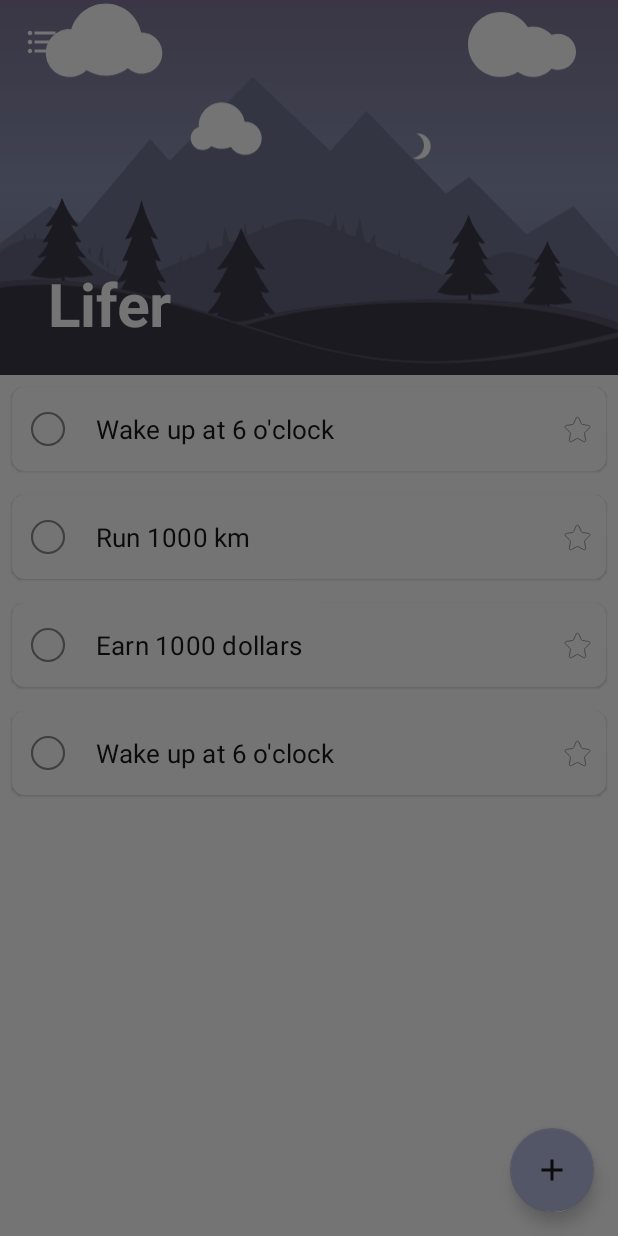
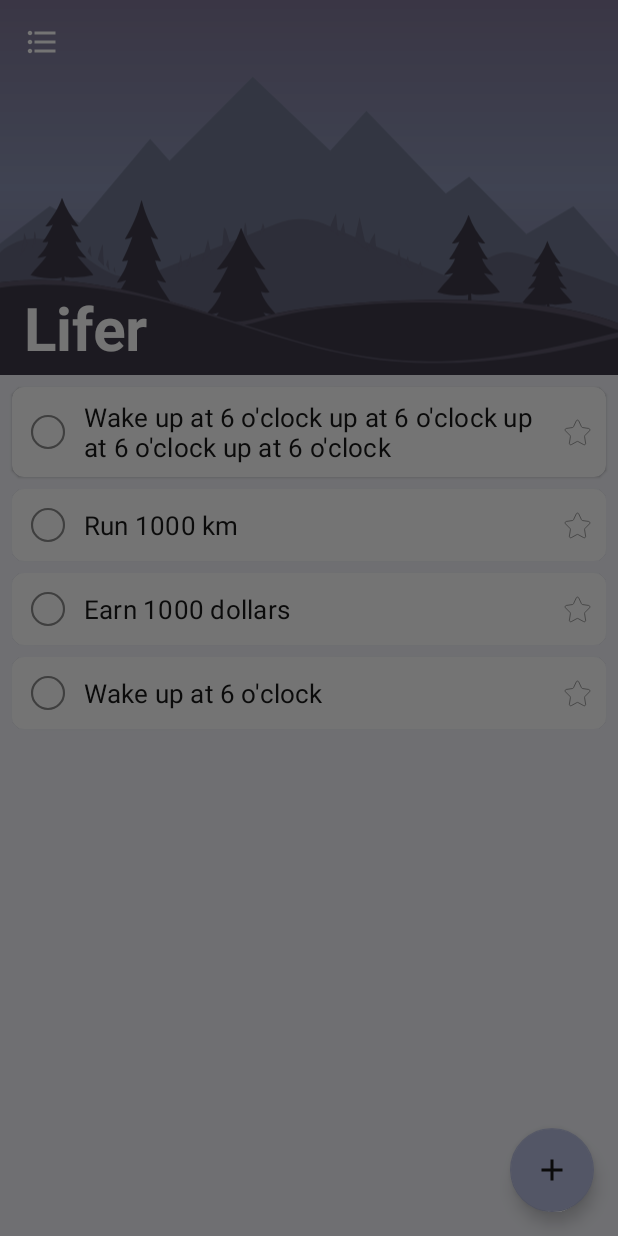
Before and after one commit to Halulkin/Lifer, an Android app: the screen it shows after launch (MainActivity), on a phone screen of 412 x 824 dp. Run offline under Robolectric (Android 15) with nearby library versions, the phone set to English and light mode, and no system bars; our stand-ins replace ButterKnife, Picasso; libraries missing offline, so code that uses them is left out: com.nineoldandroids.animation; 1 statement that could not run was skipped.

Commit message:
Changed themming

```diff
--- a/app/src/main/java/com/halulkin/lifer/MainActivity.java
+++ b/app/src/main/java/com/halulkin/lifer/MainActivity.java
@@ -52,7 +52,7 @@ public class MainActivity extends AppCompatActivity implements AppBarLayout.OnOf
         collapsingToolbarImage = findViewById(R.id.expandedImage);
         collapsingToolbarImage2 = findViewById(R.id.expandedImage2);
         collapsingToolbarImage3 = findViewById(R.id.expandedImage3);
-        collapsingToolbarImage4 = findViewById(R.id.expandedImage4);
+//        collapsingToolbarImage4 = findViewById(R.id.expandedImage4);
         collapsingToolbarImage5 = findViewById(R.id.expandedImage5);
 
         setupToolbar();
@@ -116,8 +116,8 @@ public class MainActivity extends AppCompatActivity implements AppBarLayout.OnOf
             collapsingToolbarImage3.setScaleType(ImageView.ScaleType.CENTER_CROP);
             collapsingToolbarImage3.setImageResource(R.drawable._3);
 
-            collapsingToolbarImage4.setScaleType(ImageView.ScaleType.CENTER_CROP);
-            collapsingToolbarImage4.setImageResource(R.drawable._4);
+//            collapsingToolbarImage4.setScaleType(ImageView.ScaleType.CENTER_CROP);
+//            collapsingToolbarImage4.setImageResource(R.drawable._4);
 
             collapsingToolbarImage5.setScaleType(ImageView.ScaleType.CENTER_CROP);
             collapsingToolbarImage5.setImageResource(R.drawable._5);
--- a/app/src/main/java/com/halulkin/lifer/TargetsFragment/TargetsFragment.java
+++ b/app/src/main/java/com/halulkin/lifer/TargetsFragment/TargetsFragment.java
@@ -51,7 +51,7 @@ public class TargetsFragment extends Fragment {
     }
 
     private void fillTargetItems() {
-        targetsData.add(new TargetsModel("Wake up at 6 o'clock", "Today",false));
+        targetsData.add(new TargetsModel("Wake up at 6 o'clock up at 6 o'clock up at 6 o'clock up at 6 o'clock", "Today",false));
         targetsData.add(new TargetsModel("Run 1000 km", "Tomorrow",false));
         targetsData.add(new TargetsModel("Earn 1000 dollars", "Today",false));
         targetsData.add(new TargetsModel("Wake up at 6 o'clock", "05.02.2019",false));
--- a/app/src/main/res/layout/app_bar_main.xml
+++ b/app/src/main/res/layout/app_bar_main.xml
@@ -27,6 +27,7 @@
         android:layout_height="wrap_content"
         android:onClick="onCreateNew"
         android:layout_gravity="bottom|end"
+        android:outlineSpotShadowColor="@color/black"
         android:outlineAmbientShadowColor="@color/black"
         android:layout_margin="16dp"
         app:backgroundTint="@color/style_color_floating"
--- a/app/src/main/res/layout/content_main.xml
+++ b/app/src/main/res/layout/content_main.xml
@@ -7,5 +7,8 @@
     android:layout_height="match_parent"
     app:layout_behavior="@string/appbar_scrolling_view_behavior"
     tools:context=".MainActivity"
-    android:background="@color/white"
+    android:background="#26b0b5db"
     tools:showIn="@layout/activity_main" />
+
+
+<!--    android:background="#26b0b5db"-->
--- a/app/src/main/res/layout/targets_adapter_item.xml
+++ b/app/src/main/res/layout/targets_adapter_item.xml
@@ -5,7 +5,9 @@
     android:id="@+id/card_view"
     android:layout_width="match_parent"
     android:layout_height="wrap_content"
-    android:layout_margin="8dp"
+    android:layout_marginTop="8dp"
+    android:layout_marginStart="8dp"
+    android:layout_marginEnd="8dp"
     card_view:cardCornerRadius="8dp"
     card_view:cardElevation="1dp">
 
@@ -17,11 +19,7 @@
             android:id="@+id/tvTargetTitle"
             android:layout_width="0dp"
             android:layout_height="wrap_content"
-            android:layout_marginStart="16dp"
-            android:layout_marginTop="16dp"
-            android:layout_marginEnd="8dp"
-            android:layout_marginBottom="16dp"
-            android:text="Learn English Englis"
+            android:layout_margin="8dp"
             android:textAppearance="@style/TextAppearance.My.TargetTitles"
             app:layout_constraintBottom_toBottomOf="parent"
             app:layout_constraintEnd_toStartOf="@+id/lvTargetStar"
--- a/app/src/main/res/layout/view_feed_toolbar.xml
+++ b/app/src/main/res/layout/view_feed_toolbar.xml
@@ -6,12 +6,13 @@
     android:layout_height="250dp"
     android:fitsSystemWindows="true"
     app:collapsedTitleTextAppearance="@style/CollapsedTitle"
+    app:expandedTitleMargin="16dp"
     app:contentScrim="@color/style_color_primary"
     app:expandedTitleTextAppearance="@style/ExpandedTitle"
     app:layout_scrollFlags="scroll|exitUntilCollapsed"
     app:scrimAnimationDuration="400"
     app:scrimVisibleHeightTrigger="100dp"
-    app:statusBarScrim="#20000000">
+    app:statusBarScrim="#00000000">
 
     <ImageView
         android:id="@+id/expandedImage5"
@@ -45,13 +46,13 @@
         app:layout_collapseMode="parallax"
         app:layout_collapseParallaxMultiplier="0.1" />
 
-    <ImageView
-        android:id="@+id/expandedImage4"
-        android:layout_width="match_parent"
-        android:layout_height="match_parent"
-        android:fitsSystemWindows="true"
-        app:layout_collapseMode="parallax"
-        app:layout_collapseParallaxMultiplier="0.4" />
+<!--    <ImageView-->
+<!--        android:id="@+id/expandedImage4"-->
+<!--        android:layout_width="match_parent"-->
+<!--        android:layout_height="match_parent"-->
+<!--        android:fitsSystemWindows="true"-->
+<!--        app:layout_collapseMode="parallax"-->
+<!--        app:layout_collapseParallaxMultiplier="0.4" />-->
 
     <androidx.appcompat.widget.Toolbar
         android:id="@+id/toolbar"
```
Also changed, not shown: app/build.gradle (+4 -4 lines), app/src/main/res/values/colors.xml (+9 -0 lines), app/src/main/res/values/styles.xml (+16 -1 lines).
